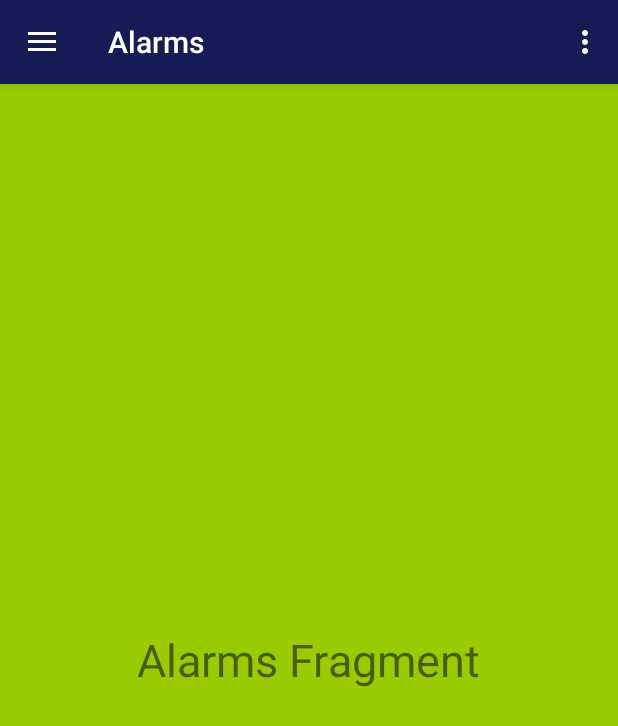
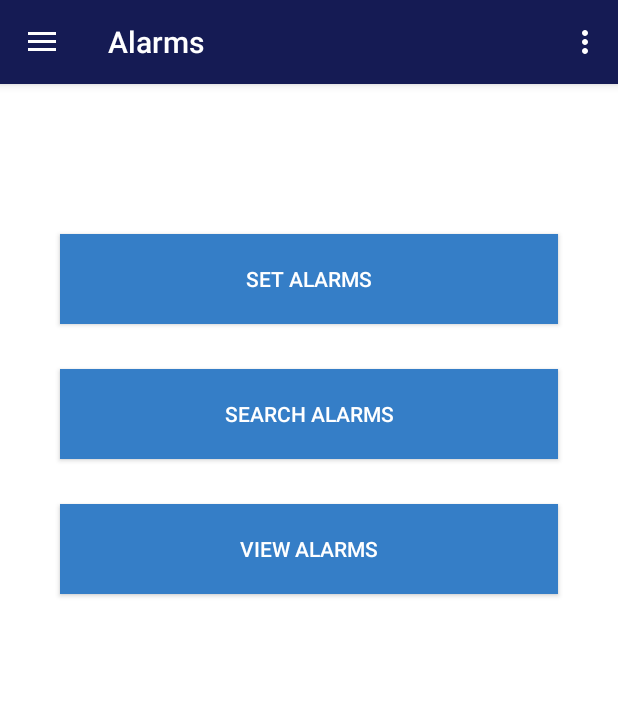
Before and after one commit to NipunEranda/Train, an Android app: the screen it shows after launch (MainActivity), in the side drawer, after a tap on "Alarms", on a phone screen of 412 x 824 dp. Shown: the top 726 px of the screen. Run offline under Robolectric (Android 15) with nearby library versions, the phone set to English and light mode, and no system bars.

Commit message:
alarmSet

```diff
--- a/app/src/main/AndroidManifest.xml
+++ b/app/src/main/AndroidManifest.xml
@@ -4,9 +4,9 @@
 
     <application
         android:allowBackup="true"
-        android:icon="@mipmap/ic_launcher"
+        android:icon="@drawable/appico"
         android:label="@string/headerName"
-        android:roundIcon="@mipmap/ic_launcher_round"
+        android:roundIcon="@drawable/appico"
         android:supportsRtl="true"
         android:theme="@style/AppTheme">
         <activity
--- a/app/src/main/java/com/train/Alarm.java
+++ b/app/src/main/java/com/train/Alarm.java
@@ -4,22 +4,73 @@ import android.os.Bundle;
 import android.view.LayoutInflater;
 import android.view.View;
 import android.view.ViewGroup;
+import android.widget.Button;
+import android.widget.CompoundButton;
+import android.widget.TimePicker;
 
 import androidx.annotation.NonNull;
 import androidx.annotation.Nullable;
 import androidx.fragment.app.Fragment;
 
-public class Alarm extends Fragment {
+public class Alarm extends Fragment implements View.OnClickListener {
+
+    TimePicker timePicker;
+    int mHour,mMin;
+    Button setAlarms, searchAlarms, viewAlarms;
 
     @Nullable
     @Override
     public View onCreateView(@NonNull LayoutInflater inflater, @Nullable ViewGroup container, @Nullable Bundle savedInstanceState) {
         View view = inflater.inflate(R.layout.alarms, container, false);
+        setAlarms = (Button)view.findViewById(R.id.setAlarms);
+        viewAlarms = (Button)view.findViewById(R.id.viewAlarms);
+        setAlarms.setOnClickListener(this);
+        viewAlarms.setOnClickListener(this);
 
+/**
+ findViewById(R.id.setAlarmButton).setOnClickListener(new View.OnClickListener() {
+@Override public void onClick(View view) {
+Calendar calendar = Calendar.getInstance();
 
+if(Build.VERSION.SDK_INT >= 23){
+calendar.set(calendar.get(Calendar.YEAR), calendar.get(Calendar.MONTH), calendar.get(Calendar.DAY_OF_MONTH),
+timePicker.getHour(), timePicker.getMinute(), 0);
+}else{
+calendar.set(calendar.get(Calendar.YEAR), calendar.get(Calendar.MONTH), calendar.get(Calendar.DAY_OF_MONTH),
+timePicker.getCurrentHour(), timePicker.getCurrentMinute(), 0);
+}
+setTimer(calendar.getTimeInMillis());
+}
+}); **/
 
+        /** public void setTimer(long time){
+
+         AlarmManager alarmManager = (AlarmManager)getSystemService(Context.ALARM_SERVICE);
+
+         Date date = new Date();
+
+         Calendar cal_alarm = Calendar.getInstance();
+         Calendar cal_now = Calendar.getInstance();
+
+         cal_now.setTime(date);
+         cal_alarm.setTime(date);
+
+         cal_alarm.set(Calendar.HOUR_OF_DAY,mHour);
+         cal_alarm.set(Calendar.MINUTE,mMin);
+         cal_alarm.set(Calendar.SECOND,0);
+
+         if(cal_alarm.before(cal_now)){
+         cal_alarm.add(Calendar.DATE,1);
+         }
+
+         Intent intent = new Intent(MainActivity.this,AppBroadcasrReceiver.class);
+         PendingIntent pendingIntent = PendingIntent.getBroadcast(MainActivity.this,2444,intent,0);
+         alarmManager.set(AlarmManager.RTC_WAKEUP,cal_alarm.getTimeInMillis(),pendingIntent);
+         }
+         **/
         return view;
     }
+
 
     @Override
     public void onResume() {
@@ -27,4 +78,17 @@ public class Alarm extends Fragment {
         ((MainActivity) getActivity())
                 .setActionBarTitle("Alarms");
     }
+
+    @Override
+    public void onClick(View view) {
+
+        switch (view.getId()){
+            case R.id.setAlarms:
+                getFragmentManager().beginTransaction().replace(R.id.fragment_container, new AddAlarm()).addToBackStack(null).commit();
+                break;
+            case R.id.viewAlarms:
+                getFragmentManager().beginTransaction().replace(R.id.fragment_container, new SavedAlarms()).addToBackStack(null).commit();
+                break;
+        }
+    }
 }
--- a/app/src/main/java/com/train/TimeTable.java
+++ b/app/src/main/java/com/train/TimeTable.java
@@ -18,9 +18,9 @@ public class TimeTable extends Fragment implements View.OnClickListener {
     public View onCreateView(@NonNull LayoutInflater inflater, @Nullable ViewGroup container, @Nullable Bundle savedInstanceState) {
         View view = inflater.inflate(R.layout.timetables, container, false);
 
-        searchTimeTable = (Button) view.findViewById(R.id.searchTimeTable);
+        searchTimeTable = (Button) view.findViewById(R.id.setAlarms);
         searchTimeTable.setOnClickListener(this);
-        createTimeTable = (Button) view.findViewById(R.id.createTimeTable);
+        createTimeTable = (Button) view.findViewById(R.id.viewAlarms);
         createTimeTable.setOnClickListener(this);
         editTimeTable = (Button) view.findViewById(R.id.editTimeTable);
         editTimeTable.setOnClickListener(this);
@@ -34,11 +34,11 @@ public class TimeTable extends Fragment implements View.OnClickListener {
     public void onClick(View view) {
 
         switch (view.getId()){
-            case R.id.searchTimeTable:
+            case R.id.setAlarms:
                 getFragmentManager().beginTransaction().replace(R.id.fragment_container, new SearchTimeTable()).addToBackStack(null).commit();
                 break;
 
-            case R.id.createTimeTable:
+            case R.id.viewAlarms:
                 getFragmentManager().beginTransaction().replace(R.id.fragment_container, new CreateTimeTable()).addToBackStack(null).commit();
                 break;
 
--- a/app/src/main/res/layout/alarms.xml
+++ b/app/src/main/res/layout/alarms.xml
@@ -1,14 +1,64 @@
 <?xml version="1.0" encoding="utf-8"?>
-<RelativeLayout xmlns:android="http://schemas.android.com/apk/res/android"
-    android:layout_width="match_parent" android:layout_height="match_parent"
-    android:background="@android:color/holo_green_light">
+<ScrollView
+    xmlns:android="http://schemas.android.com/apk/res/android"
+    xmlns:app="http://schemas.android.com/apk/res-auto"
+    xmlns:tools="http://schemas.android.com/tools"
+    android:id="@+id/relativeLayout"
+    android:layout_width="match_parent"
+    android:layout_height="match_parent"
+    android:background="@android:color/white">
 
-    <TextView
-        android:layout_width="wrap_content"
-        android:layout_height="wrap_content"
-        android:text="Alarms Fragment"
-        android:textSize="30sp"
-        android:layout_centerInParent="true"
-        />
+    <androidx.constraintlayout.widget.ConstraintLayout
+        android:id="@+id/linearLayout"
+        android:layout_width="match_parent"
+        android:layout_height="match_parent"
+        android:minHeight="720dp"
+        app:layout_constraintBottom_toTopOf="parent"
+        app:layout_constraintTop_toTopOf="parent">
 
-</RelativeLayout>
+        <Button
+            android:id="@+id/viewAlarms"
+            android:layout_width="0dp"
+            android:layout_height="60dp"
+            android:layout_marginStart="40dp"
+            android:layout_marginTop="30dp"
+            android:layout_marginEnd="40dp"
+            android:background="@color/buttonColor"
+            android:text="view alarms"
+            android:textColor="@android:color/white"
+            app:layout_constraintEnd_toEndOf="parent"
+            app:layout_constraintHorizontal_bias="0.0"
+            app:layout_constraintStart_toStartOf="parent"
+            app:layout_constraintTop_toBottomOf="@+id/searchAlarms" />
+
+        <Button
+            android:id="@+id/searchAlarms"
+            android:layout_width="0dp"
+            android:layout_height="60dp"
+            android:layout_marginStart="40dp"
+            android:layout_marginTop="30dp"
+            android:layout_marginEnd="40dp"
+            android:background="@color/buttonColor"
+            android:text="search alarms"
+            android:textColor="@android:color/white"
+            app:layout_constraintEnd_toEndOf="parent"
+            app:layout_constraintHorizontal_bias="0.0"
+            app:layout_constraintStart_toStartOf="parent"
+            app:layout_constraintTop_toBottomOf="@+id/setAlarms" />
+
+        <Button
+            android:id="@+id/setAlarms"
+            android:layout_width="0dp"
+            android:layout_height="60dp"
+            android:layout_marginStart="40dp"
+            android:layout_marginTop="100dp"
+            android:layout_marginEnd="40dp"
+            android:background="@color/buttonColor"
+            android:text="set alarms"
+            android:textColor="@android:color/white"
+            app:layout_constraintEnd_toEndOf="parent"
+            app:layout_constraintStart_toStartOf="parent"
+            app:layout_constraintTop_toTopOf="parent" />
+
+    </androidx.constraintlayout.widget.ConstraintLayout>
+</ScrollView>
--- a/app/src/main/res/values/strings.xml
+++ b/app/src/main/res/values/strings.xml
@@ -42,7 +42,7 @@
     <string-array name="trainTypes">
         <item>Select Train Type : </item>
         <item>EXPRESS TRAIN</item>
-        <item>LONGDISTANCE</item>
+        <item>LONG DISTANCE</item>
         <item>COLOMBO COMMUTER</item>
     </string-array>
 
```
Also changed, not shown: app/src/main/java/com/train/AddAlarm.java (added, +26 -0 lines), app/src/main/java/com/train/AppBroadcasrReceiver.java (added, +42 -0 lines), app/src/main/java/com/train/SavedAlarms.java (added, +27 -0 lines), app/src/main/java/com/train/SearchTimeTable.java (+18 -5 lines), app/src/main/res/layout/add_alarm.xml (added, +30 -0 lines), app/src/main/res/layout/saved_alarms.xml (added, +47 -0 lines), app/src/main/res/layout/setalarm.xml (added, +143 -0 lines), app/src/main/res/layout/timetables.xml (+4 -4 lines), app/src/main/res/drawable/appico.png (added).
